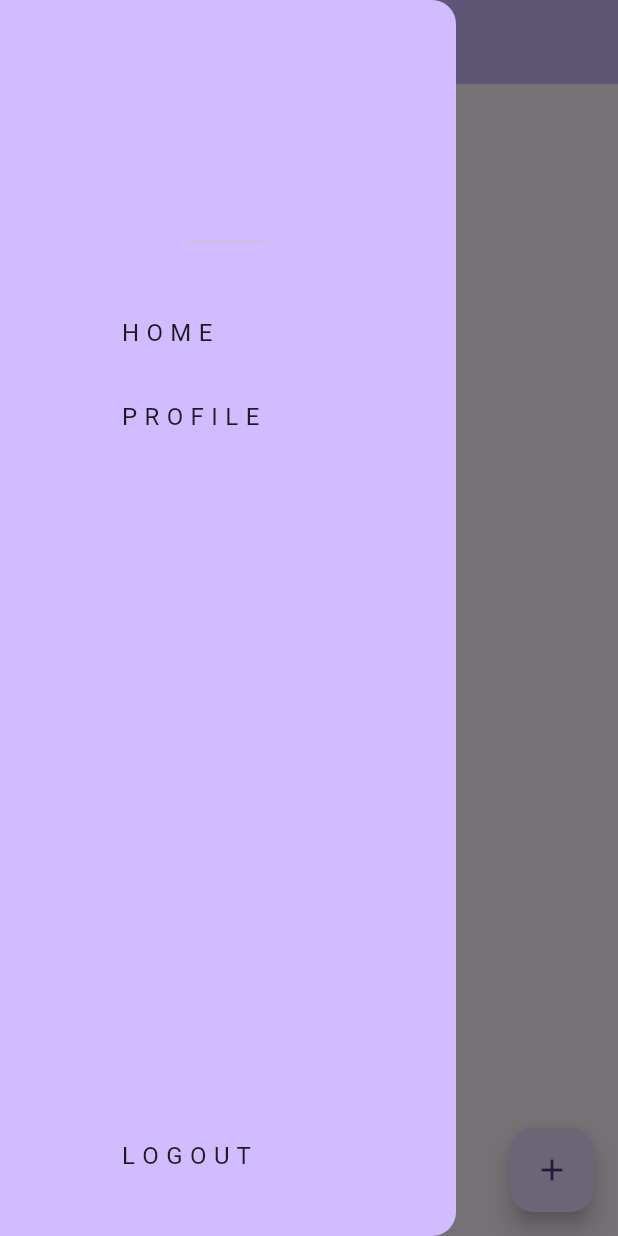
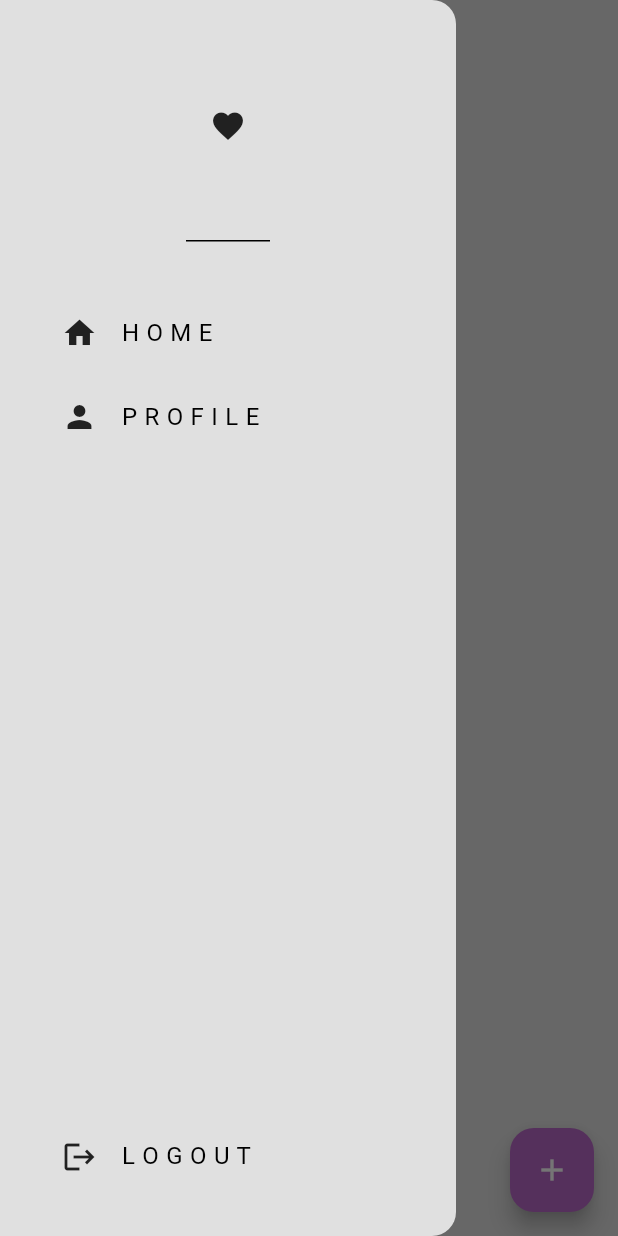
Before and after one commit to calebProg/bible_app, a Flutter app: the screen it shows once a user with an empty profile is signed in, with the side drawer open, on a phone screen of 412 x 824 dp. Run offline on Flutter 3.47's test engine with Material 3 defaults, Android fonts, the phone set to English and light mode, and no system bars; our stand-ins replace cloud_firestore, device_preview, firebase_auth, firebase_core, google_sign_in; accounts and stored records are empty; network calls fail.

```diff
--- a/lib/components/my_drawer.dart
+++ b/lib/components/my_drawer.dart
@@ -11,7 +11,7 @@ class MyDrawer extends StatelessWidget {
   @override
   Widget build(BuildContext context) {
     return Drawer(
-      backgroundColor: Theme.of(context).colorScheme.inversePrimary,
+      backgroundColor: Theme.of(context).colorScheme.background,
       child: Column(
         mainAxisAlignment: MainAxisAlignment.spaceBetween,
         children: [
--- a/lib/main.dart
+++ b/lib/main.dart
@@ -2,6 +2,7 @@ import 'package:bible_app/pages/auth_page.dart';
 import 'package:bible_app/pages/home_page.dart';
 import 'package:bible_app/pages/login_or_register_page.dart';
 import 'package:bible_app/pages/profile_page.dart';
+import 'package:bible_app/themes/light_mode.dart';
 import 'package:flutter/foundation.dart';
 import 'package:flutter/material.dart';
 import 'package:firebase_core/firebase_core.dart';
@@ -32,8 +33,7 @@ class MyApp extends StatelessWidget {
       locale: DevicePreview.locale(context),
       builder: DevicePreview.appBuilder,
       home: const AuthPage(),
-      theme: ThemeData.light(),
-      darkTheme: ThemeData.dark(),
+      theme: lightMode,
       routes: {
         '/login_or_register_page': (context) => const LoginOrRegisterPage(),
         '/home_page': (context) => HomePage(),
--- a/lib/pages/login_page.dart
+++ b/lib/pages/login_page.dart
@@ -61,7 +61,7 @@ class _LoginPageState extends State<LoginPage> {
   @override
   Widget build(BuildContext context) {
     return Scaffold(
-      backgroundColor: Colors.grey[300],
+      backgroundColor: Theme.of(context).colorScheme.background,
       body: SafeArea(
         child: Center(
           child: SingleChildScrollView(
--- a/lib/pages/profile_page.dart
+++ b/lib/pages/profile_page.dart
@@ -13,7 +13,7 @@ class ProfilePage extends StatelessWidget {
     return Scaffold(
       appBar: AppBar(
         title: const Text("Profile page"),
-        backgroundColor: Theme.of(context).colorScheme.inversePrimary,
+        backgroundColor: Theme.of(context).colorScheme.background,
         elevation: 0,
       ),
     );
--- /dev/null
+++ b/lib/themes/light_mode.dart
@@ -0,0 +1,11 @@
+import 'package:flutter/material.dart';
+
+// creating a light mode for the UI
+ThemeData lightMode = ThemeData(
+    colorScheme: ColorScheme.light(
+  background: Colors.grey.shade300,
+  primary: Colors.grey.shade500,
+  secondary: Colors.grey.shade200,
+  tertiary: Colors.purple.shade300,
+  inversePrimary: Colors.grey.shade900,
+));
```
Also changed, not shown: lib/pages/home_page.dart (+11 -6 lines).
